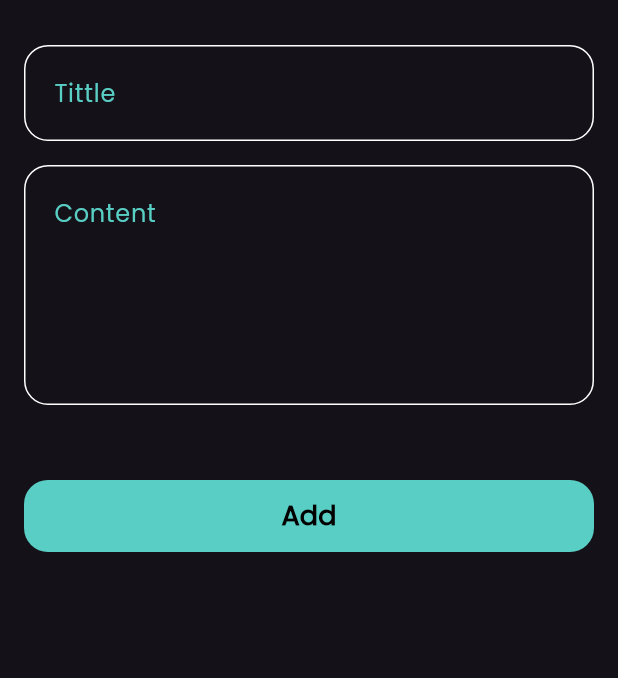
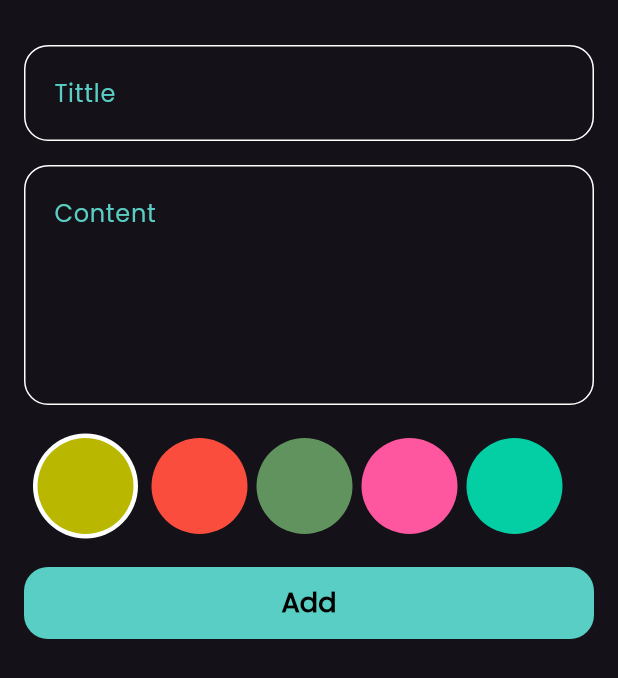
Before and after one commit to Abdelma2soud/Note_App, a Flutter app: the BottomSheetBody widget shown alone on an empty page, opened directly, on a phone screen of 412 x 824 dp. Shown: the top 678 px of the screen. Run offline on Flutter 3.47's test engine with Material 3 defaults, Android fonts, the phone set to English and light mode, and no system bars; our stand-ins replace flutter_bloc, font_awesome_flutter, hive_flutter; accounts and stored records are empty.

Commit message:
create color listview and changing note color

```diff
--- a/lib/cubit/add_note_cubit/add_cubit.dart
+++ b/lib/cubit/add_note_cubit/add_cubit.dart
@@ -1,3 +1,4 @@
+import 'package:flutter/material.dart';
 import 'package:flutter_bloc/flutter_bloc.dart';
 import 'package:hive_flutter/hive_flutter.dart';
 import 'package:note_app/constants/constants.dart';
@@ -7,9 +8,11 @@ import 'package:note_app/models/note_model.dart';
 class AddNoteCubit extends Cubit<AddNoteStates> {
   // AddNoterCubit(super.initialState);
   AddNoteCubit() : super(InitialAddNoteState());
+  Color color = const Color(0xffBAB700);
   addNote(NoteModel note) async {
     emit(LoadingState());
     try {
+      note.color = color.value;
       var notebox = Hive.box<NoteModel>(
           kNoteBox); //1  حددت البوكس اللي شغال عليه وعشان هو (generic datatype) حددت الداتا اللي هشتغل عليها
       await notebox.add(note); // 2 هعمل add  للاوجيكت بتاعي
--- a/lib/models/note_model.dart
+++ b/lib/models/note_model.dart
@@ -4,13 +4,13 @@ part 'note_model.g.dart';
 @HiveType(typeId: 0)
 class NoteModel extends HiveObject {
   @HiveField(0)
-  final String title;
+  String title;
   @HiveField(1)
-  final String subtitle;
+  String subtitle;
   @HiveField(2)
-  final String date;
+  String date;
   @HiveField(3)
-  final int color;
+  int color;
   NoteModel({
     required this.title,
     required this.subtitle,
--- a/lib/widgets/bottomsheet_body.dart
+++ b/lib/widgets/bottomsheet_body.dart
@@ -7,6 +7,7 @@ import 'package:note_app/cubit/add_note_cubit/add_note_states.dart';
 import 'package:note_app/cubit/notes_cubit/cubit/notes_cubit.dart';
 import 'package:note_app/models/note_model.dart';
 import 'package:note_app/widgets/add_button.dart';
+import 'package:note_app/widgets/custom_color_list_view.dart';
 import 'package:note_app/widgets/custom_textfield.dart';
 
 class BottomSheetBody extends StatefulWidget {
@@ -82,7 +83,11 @@ class _BottomSheetBodyState extends State<BottomSheetBody> {
                         },
                       ),
                       const SizedBox(
-                        height: 50,
+                        height: 16,
+                      ),
+                      const ColorListView(),
+                      const SizedBox(
+                        height: 16,
                       ),
                       AddButton(
                         onPressed: () {
--- /dev/null
+++ b/lib/widgets/custom_color_item.dart
@@ -0,0 +1,26 @@
+import 'package:flutter/material.dart';
+
+class ColorItem extends StatelessWidget {
+  const ColorItem(
+      {super.key, required this.activatedColor, required this.backgroundColor});
+  final bool activatedColor;
+  final Color backgroundColor;
+  @override
+  Widget build(BuildContext context) {
+    return Padding(
+        padding: const EdgeInsets.all(3.0),
+        child: activatedColor
+            ? CircleAvatar(
+                radius: 38,
+                backgroundColor: Colors.white,
+                child: CircleAvatar(
+                  radius: 32,
+                  backgroundColor: backgroundColor,
+                ),
+              )
+            : CircleAvatar(
+                radius: 32,
+                backgroundColor: backgroundColor,
+              ));
+  }
+}
--- /dev/null
+++ b/lib/widgets/custom_color_list_view.dart
@@ -0,0 +1,43 @@
+import 'package:flutter/material.dart';
+import 'package:flutter_bloc/flutter_bloc.dart';
+import 'package:note_app/cubit/add_note_cubit/add_cubit.dart';
+import 'package:note_app/widgets/custom_color_item.dart';
+
+class ColorListView extends StatefulWidget {
+  const ColorListView({super.key});
+
+  @override
+  State<ColorListView> createState() => _ColorListViewState();
+}
+
+class _ColorListViewState extends State<ColorListView> {
+  int currentIndex = 0;
+  List<Color> colorsList = const [
+    Color(0xffBAB700),
+    Color(0xffFB4D3D),
+    Color(0xff60935D),
+    Color(0xffFF579F),
+    Color(0xff03CEA4),
+  ];
+  @override
+  Widget build(BuildContext context) {
+    return SizedBox(
+      height: 38 * 2,
+      child: ListView.builder(
+        scrollDirection: Axis.horizontal,
+        itemBuilder: (context, index) => GestureDetector(
+          onTap: () {
+            currentIndex = index;
+            BlocProvider.of<AddNoteCubit>(context).color = colorsList[index];
+            setState(() {});
+          },
+          child: ColorItem(
+            activatedColor: currentIndex == index,
+            backgroundColor: colorsList[index],
+          ),
+        ),
+        itemCount: colorsList.length,
+      ),
+    );
+  }
+}
```
